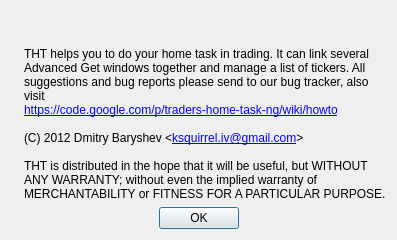
HappySeaFox/tht, file about.ui: the form before one commit.
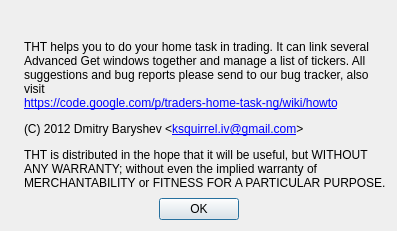
The form after the commit. Icons and pictures are not drawn.

Commit message: Fixed size issue in About dialog

The edit to the form file:
```diff
--- a/about.ui
+++ b/about.ui
@@ -7,15 +7,15 @@
     <x>0</x>
     <y>0</y>
     <width>397</width>
-    <height>240</height>
+    <height>231</height>
    </rect>
   </property>
   <property name="windowTitle">
    <string>About</string>
   </property>
-  <layout class="QGridLayout" name="gridLayout_2">
+  <layout class="QGridLayout" name="gridLayout">
    <item row="0" column="0" colspan="3">
-    <layout class="QHBoxLayout" name="horizontalLayout">
+    <layout class="QHBoxLayout" name="horizontalLayout_2">
      <item>
       <widget class="QLabel" name="label">
        <property name="pixmap">
@@ -27,8 +27,13 @@
       </widget>
      </item>
      <item>
-      <layout class="QGridLayout" name="gridLayout">
-       <item row="0" column="0">
+      <layout class="QVBoxLayout" name="verticalLayout">
+       <property name="spacing">
+        <number>0</number>
+       </property>
+       <item>
+        <layout class="QHBoxLayout" name="horizontalLayout">
+         <item>
         <widget class="QLabel" name="labelVersion">
          <property name="sizePolicy">
           <sizepolicy hsizetype="MinimumExpanding" vsizetype="Preferred">
@@ -48,7 +53,7 @@
          </property>
         </widget>
        </item>
-       <item row="0" column="1">
+         <item>
         <widget class="QLabel" name="labelUpdate">
          <property name="toolTip">
           <string>Update available</string>
@@ -66,7 +71,25 @@
          </property>
         </widget>
        </item>
-       <item row="1" column="0" colspan="2">
+        </layout>
+       </item>
+       <item>
+        <spacer name="verticalSpacer">
+         <property name="orientation">
+          <enum>Qt::Vertical</enum>
+         </property>
+         <property name="sizeType">
+          <enum>QSizePolicy::Fixed</enum>
+         </property>
+         <property name="sizeHint" stdset="0">
+          <size>
+           <width>20</width>
+           <height>12</height>
+          </size>
+         </property>
+        </spacer>
+       </item>
+       <item>
         <widget class="QLabel" name="label_2">
          <property name="sizePolicy">
           <sizepolicy hsizetype="Expanding" vsizetype="Preferred">
@@ -93,7 +116,23 @@
          </property>
         </widget>
        </item>
-       <item row="2" column="0" colspan="2">
+       <item>
+        <spacer name="verticalSpacer_2">
+         <property name="orientation">
+          <enum>Qt::Vertical</enum>
+         </property>
+         <property name="sizeType">
+          <enum>QSizePolicy::Fixed</enum>
+         </property>
+         <property name="sizeHint" stdset="0">
+          <size>
+           <width>20</width>
+           <height>12</height>
+          </size>
+         </property>
+        </spacer>
+       </item>
+       <item>
         <widget class="QLabel" name="label_4">
          <property name="text">
           <string>(C) 2012 Dmitry Baryshev &amp;lt;&lt;a href=&quot;mailto:ksquirrel.iv@gmail.com&quot;&gt;ksquirrel.iv@gmail.com&lt;/a&gt;&amp;gt;</string>
@@ -106,7 +145,23 @@
          </property>
         </widget>
        </item>
-       <item row="3" column="0" colspan="2">
+       <item>
+        <spacer name="verticalSpacer_3">
+         <property name="orientation">
+          <enum>Qt::Vertical</enum>
+         </property>
+         <property name="sizeType">
+          <enum>QSizePolicy::Fixed</enum>
+         </property>
+         <property name="sizeHint" stdset="0">
+          <size>
+           <width>20</width>
+           <height>12</height>
+          </size>
+         </property>
+        </spacer>
+       </item>
+       <item>
         <widget class="QLabel" name="label_5">
          <property name="text">
           <string>THT is distributed in the hope that it will be useful, but WITHOUT ANY WARRANTY; without even the implied warranty of MERCHANTABILITY or FITNESS FOR A PARTICULAR PURPOSE.</string>
@@ -123,7 +178,20 @@
      </item>
     </layout>
    </item>
-   <item row="1" column="0">
+   <item row="1" column="1">
+    <spacer name="verticalSpacer_4">
+     <property name="orientation">
+      <enum>Qt::Vertical</enum>
+     </property>
+     <property name="sizeHint" stdset="0">
+      <size>
+       <width>20</width>
+       <height>0</height>
+      </size>
+     </property>
+    </spacer>
+   </item>
+   <item row="2" column="0">
     <spacer name="horizontalSpacer">
      <property name="orientation">
       <enum>Qt::Horizontal</enum>
@@ -136,14 +204,14 @@
      </property>
     </spacer>
    </item>
-   <item row="1" column="1">
+   <item row="2" column="1">
     <widget class="QPushButton" name="pushButton">
      <property name="text">
       <string>OK</string>
      </property>
     </widget>
    </item>
-   <item row="1" column="2">
+   <item row="2" column="2">
     <spacer name="horizontalSpacer_2">
      <property name="orientation">
       <enum>Qt::Horizontal</enum>
```
Lines whose indentation alone changed are shown as unchanged. The commit also changes 1 other file.
